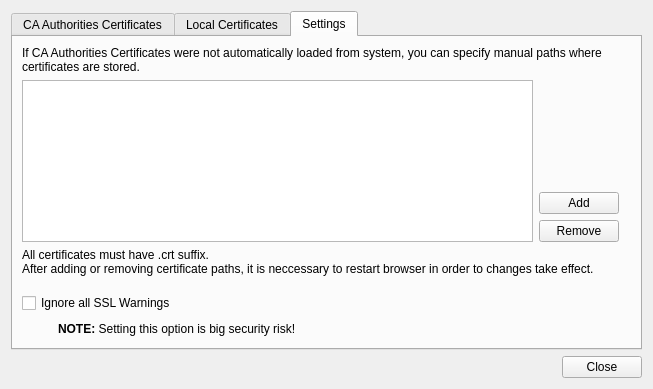
QupZilla/qupzilla, file src/preferences/sslmanager.ui: the form before one commit.
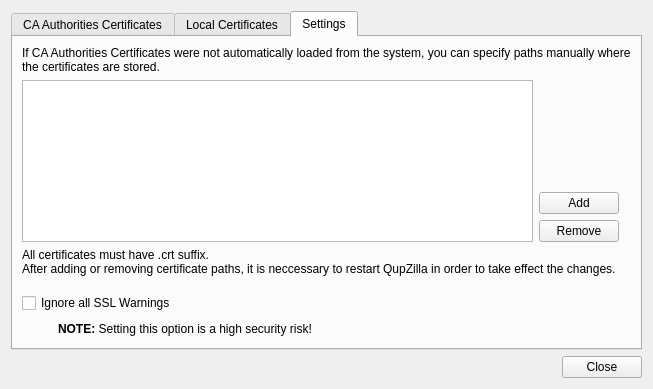
The form after the commit. The open tabs and pages were chosen to show the change.

Commit message: Updated German translation

Patch:
```diff
--- a/src/preferences/sslmanager.ui
+++ b/src/preferences/sslmanager.ui
@@ -156,7 +156,7 @@
        <item row="0" column="0" colspan="4">
         <widget class="QLabel" name="label_3">
          <property name="text">
-          <string>If CA Authorities Certificates were not automatically loaded from system, you can specify manual paths where certificates are stored.</string>
+          <string>If CA Authorities Certificates were not automatically loaded from the system, you can specify paths manually where the certificates are stored.</string>
          </property>
          <property name="wordWrap">
           <bool>true</bool>
@@ -168,7 +168,7 @@
          <item row="1" column="1">
           <widget class="QLabel" name="label_4">
            <property name="text">
-            <string>&lt;b&gt;NOTE:&lt;/b&gt; Setting this option is big security risk!</string>
+            <string>&lt;b&gt;NOTE:&lt;/b&gt; Setting this option is a high security risk!</string>
            </property>
            <property name="wordWrap">
             <bool>false</bool>
@@ -230,7 +230,7 @@
         <widget class="QLabel" name="label_5">
          <property name="text">
           <string>All certificates must have .crt suffix.
-After adding or removing certificate paths, it is neccessary to restart browser in order to changes take effect.</string>
+After adding or removing certificate paths, it is neccessary to restart QupZilla in order to take effect the changes.</string>
          </property>
          <property name="wordWrap">
           <bool>true</bool>
```
Left out of the diff: 4 changed lines with no effect on the pictures. The commit also changes 1 other file.
